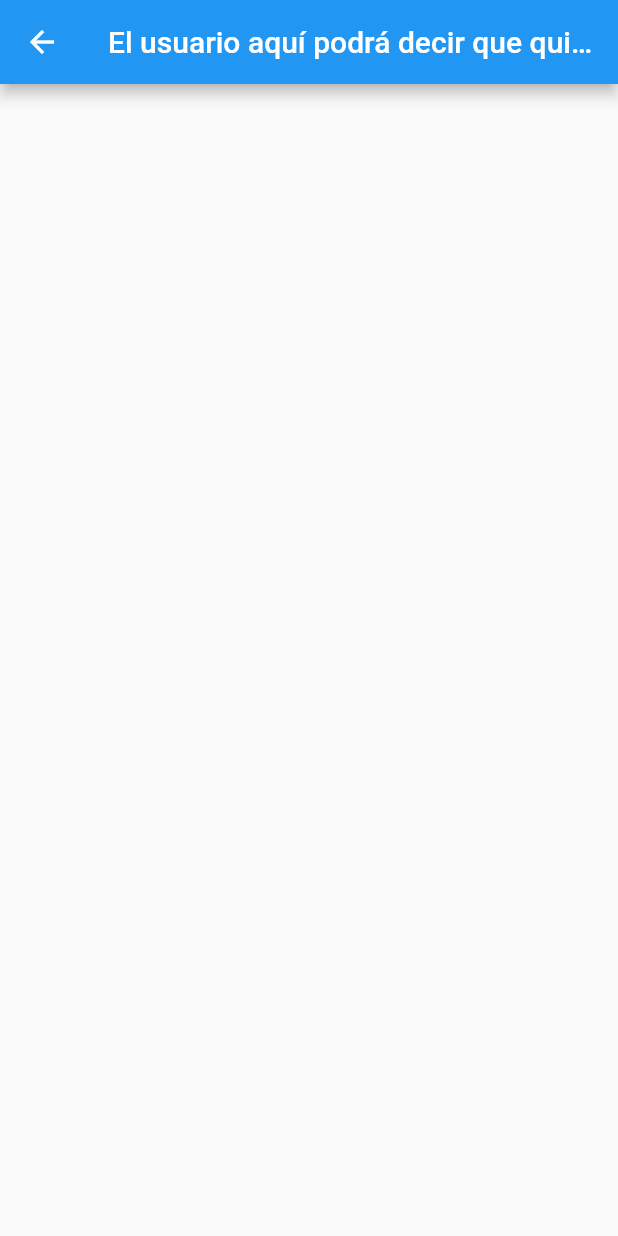
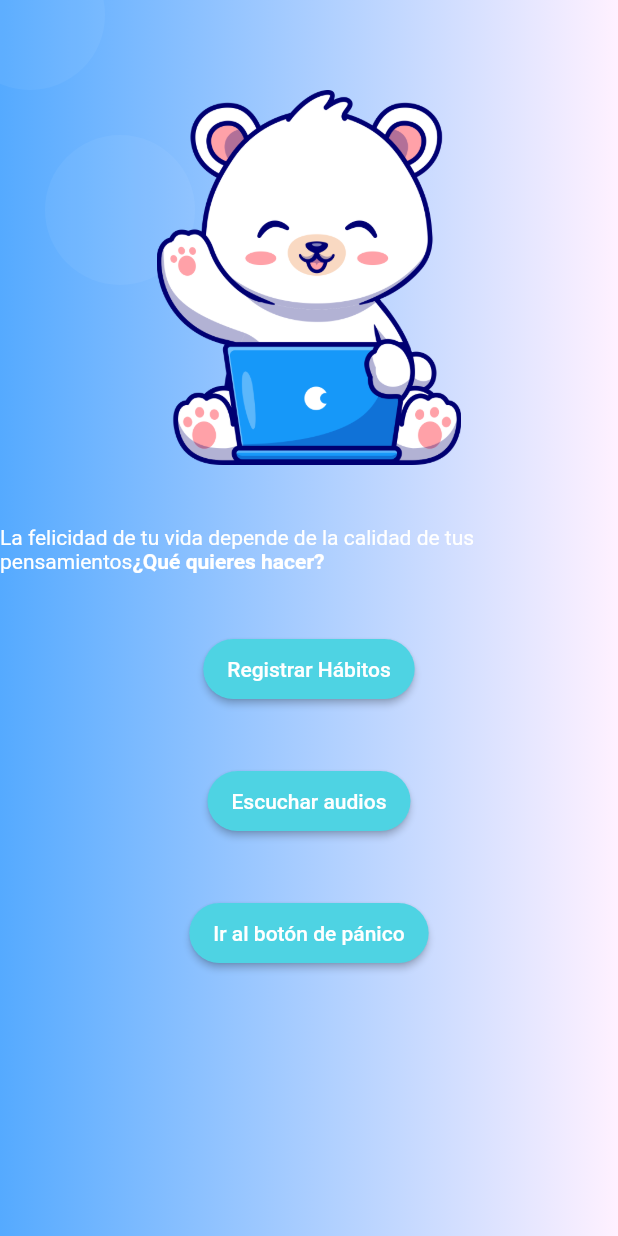
Before and after one commit to JUSELERO/homehealth, a Flutter app: the Opciones screen opened by its route, on a phone screen of 412 x 824 dp. Run offline on Flutter 3.47's test engine with Material 2 defaults, Android fonts, the light colour scheme and no system bars.

Commit message:
Actualizacion más paginas sin funcionamiento

```diff
--- a/lib/src/pages/opciones.dart
+++ b/lib/src/pages/opciones.dart
@@ -1,4 +1,5 @@
 import 'package:flutter/material.dart';
+import 'package:homehealth/src/utils/fondo.dart';
 
 class Opciones extends StatefulWidget {
   @override
@@ -9,8 +10,73 @@ class _OpcionesState extends State<Opciones> {
   @override
   Widget build(BuildContext context) {
     return Scaffold(
-      appBar:
-          AppBar(title: Text('El usuario aquí podrá decir que quiere hacer')),
+      resizeToAvoidBottomInset: false,
+      body: Stack(
+        children: <Widget>[
+          crearFondo(context),
+          Padding(
+            padding:
+                const EdgeInsets.symmetric(horizontal: 20.0, vertical: 50.0),
+          ),
+          Column(children: [
+            SizedBox(height: 60),
+            Image(
+              image: AssetImage('assets/images/whitebear.png'),
+              width: 250.0,
+              height: 250.0,
+            ),
+            SizedBox(height: 40),
+            Text.rich(TextSpan(
+                text:
+                    "La felicidad de tu vida depende de la calidad de tus pensamientos",
+                style: TextStyle(
+                    fontWeight: FontWeight.normal, color: Colors.white),
+                children: [
+                  TextSpan(
+                    text: "¿Qué quieres hacer?",
+                    style: TextStyle(
+                        fontWeight: FontWeight.bold, color: Colors.white),
+                  )
+                ])),
+            SizedBox(height: 40),
+            ElevatedButton(
+                onPressed: () {
+                  Navigator.pushNamed(context, '');
+                },
+                child: Text('Registrar Hábitos'),
+                style: ElevatedButton.styleFrom(
+                  shape: RoundedRectangleBorder(
+                      borderRadius: BorderRadius.circular(20)),
+                  primary: Color(0xFF4ED3E3),
+                  minimumSize: Size(120.0, 40.0),
+                )),
+            SizedBox(height: 40),
+            ElevatedButton(
+                onPressed: () {
+                  Navigator.pushNamed(context, 'escucharAudios');
+                },
+                child: Text('Escuchar audios'),
+                style: ElevatedButton.styleFrom(
+                  shape: RoundedRectangleBorder(
+                      borderRadius: BorderRadius.circular(20)),
+                  primary: Color(0xFF4ED3E3),
+                  minimumSize: Size(120.0, 40.0),
+                )),
+            SizedBox(height: 40),
+            ElevatedButton(
+                onPressed: () {
+                  Navigator.pushNamed(context, 'botonPanico');
+                },
+                child: Text('Ir al botón de pánico'),
+                style: ElevatedButton.styleFrom(
+                  shape: RoundedRectangleBorder(
+                      borderRadius: BorderRadius.circular(20)),
+                  primary: Color(0xFF4ED3E3),
+                  minimumSize: Size(120.0, 40.0),
+                ))
+          ])
+        ],
+      ),
     );
   }
 }
--- a/lib/src/pages/tomar_test.dart
+++ b/lib/src/pages/tomar_test.dart
@@ -10,11 +10,13 @@ class _TomarTestState extends State<TomarTest> {
   @override
   Widget build(BuildContext context) {
     return Scaffold(
+        resizeToAvoidBottomInset: false,
         body: Stack(
           children: <Widget>[
             crearFondo(context),
             Padding(
-          padding: const EdgeInsets.symmetric(horizontal: 20.0, vertical: 50.0),
+              padding:
+                  const EdgeInsets.symmetric(horizontal: 20.0, vertical: 50.0),
               child: Column(children: [
                 SizedBox(height: 60),
                 Image(
```
Also changed, not shown: lib/main.dart (+6 -2 lines), lib/src/pages/audios.dart (added, +17 -0 lines), lib/src/pages/botonPanico.dart (+5 -3 lines), lib/src/pages/llamada.dart (added, +17 -0 lines), lib/src/pages/login_page.dart (+24 -26 lines), lib/src/pages/registration_page.dart (+24 -16 lines). Lines whose indentation alone changed are shown as unchanged.
